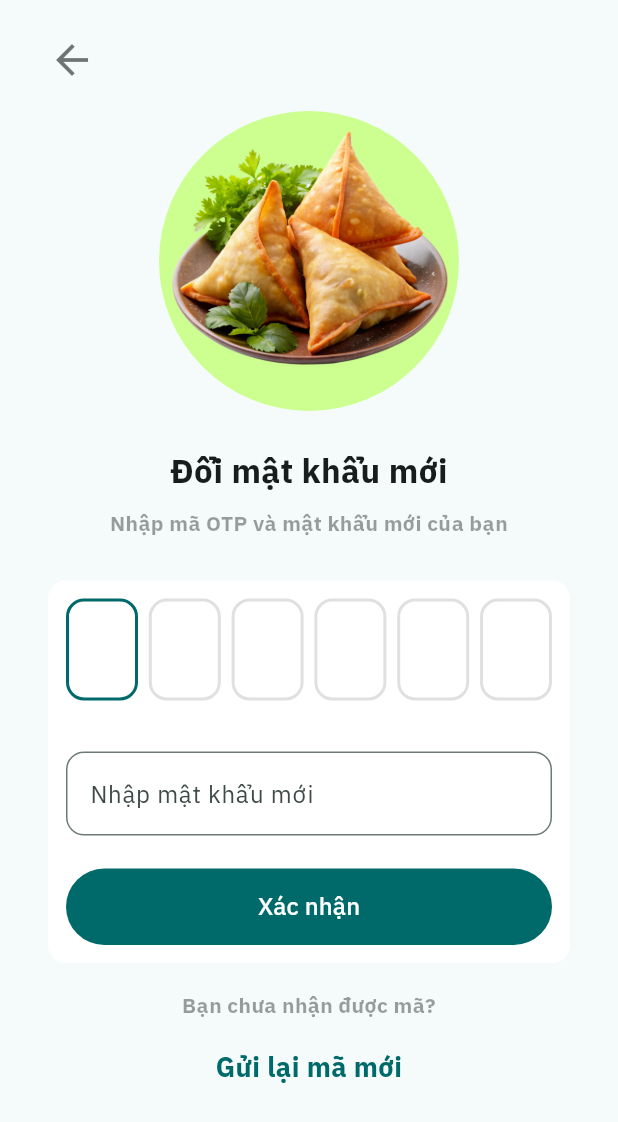
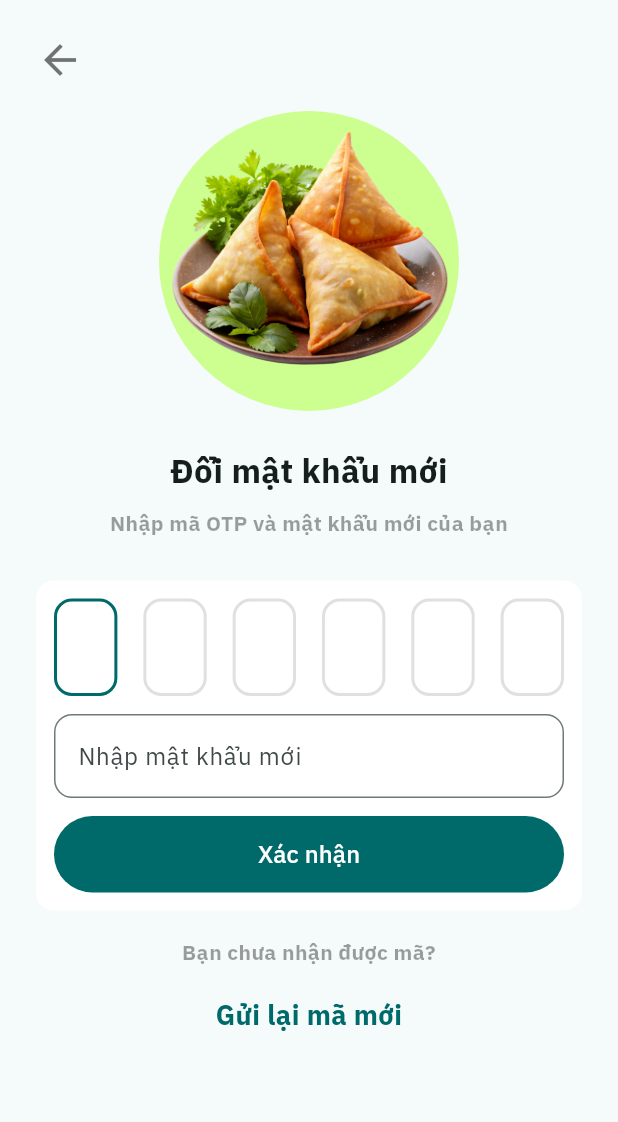
Before and after one commit to nphuonha2101/flutter_foods, a Flutter app: the ChangePasswordScreen screen opened by its route, on a phone screen of 412 x 824 dp. Shown: the top 1122 px of the screen. Run offline on Flutter 3.47's test engine with Material 3 defaults, Android fonts, the light colour scheme and no system bars; our stand-ins replace cached_network_image, flutter_dotenv, flutter_rating_bar, flutter_tabler_icons, flutter_zoom_drawer, google_fonts and 5 more; missing offline and left inert: open_street_map_search_and_pick; accounts and stored records are empty.

Commit message:
update layout otp screen

```diff
--- a/lib/presentation/screens/change_password_screen.dart
+++ b/lib/presentation/screens/change_password_screen.dart
@@ -37,7 +37,7 @@ class _ChangePasswordState extends State<ChangePasswordScreen> {
       backgroundColor: Theme.of(context).scaffoldBackgroundColor,
       body: SafeArea(
         child: Padding(
-          padding: const EdgeInsets.symmetric(vertical: 24, horizontal: 32),
+          padding: const EdgeInsets.symmetric(vertical: 24, horizontal: 24),
           child: Column(
             children: [
               Align(
@@ -95,7 +95,7 @@ class _ChangePasswordState extends State<ChangePasswordScreen> {
                         );
                       }),
                     ),
-                    const SizedBox(height: 22),
+                    const SizedBox(height: 12),
                     TextField(
                       controller: passwordController,
                       obscureText: true,
@@ -106,7 +106,7 @@ class _ChangePasswordState extends State<ChangePasswordScreen> {
                         ),
                       ),
                     ),
-                    const SizedBox(height: 22),
+                    const SizedBox(height: 12),
                     SizedBox(
                       width: double.infinity,
                       child: FilledButton(
--- a/lib/presentation/widgets/textField_otp.dart
+++ b/lib/presentation/widgets/textField_otp.dart
@@ -15,12 +15,12 @@ class OtpTextField extends StatelessWidget {
   @override
   Widget build(BuildContext context) {
     return SizedBox(
-      height: 80,
+      height: 65,
       child: AspectRatio(
-        aspectRatio: 0.6,
+        aspectRatio: 0.65,
         child: TextField(
-          controller: controller, // Gắn controller vào TextField
-          autofocus: first, // Autofocus cho trường đầu tiên
+          controller: controller,
+          autofocus: first,
           keyboardType: TextInputType.number,
           maxLength: 1,
           onChanged: (value) {
```
